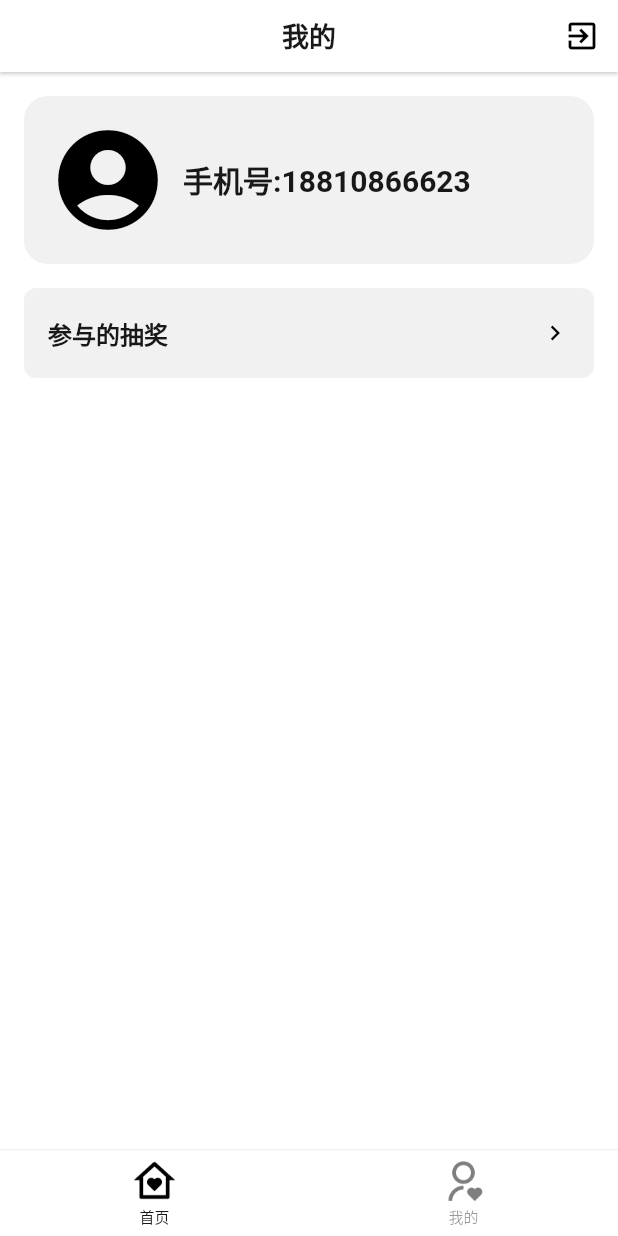
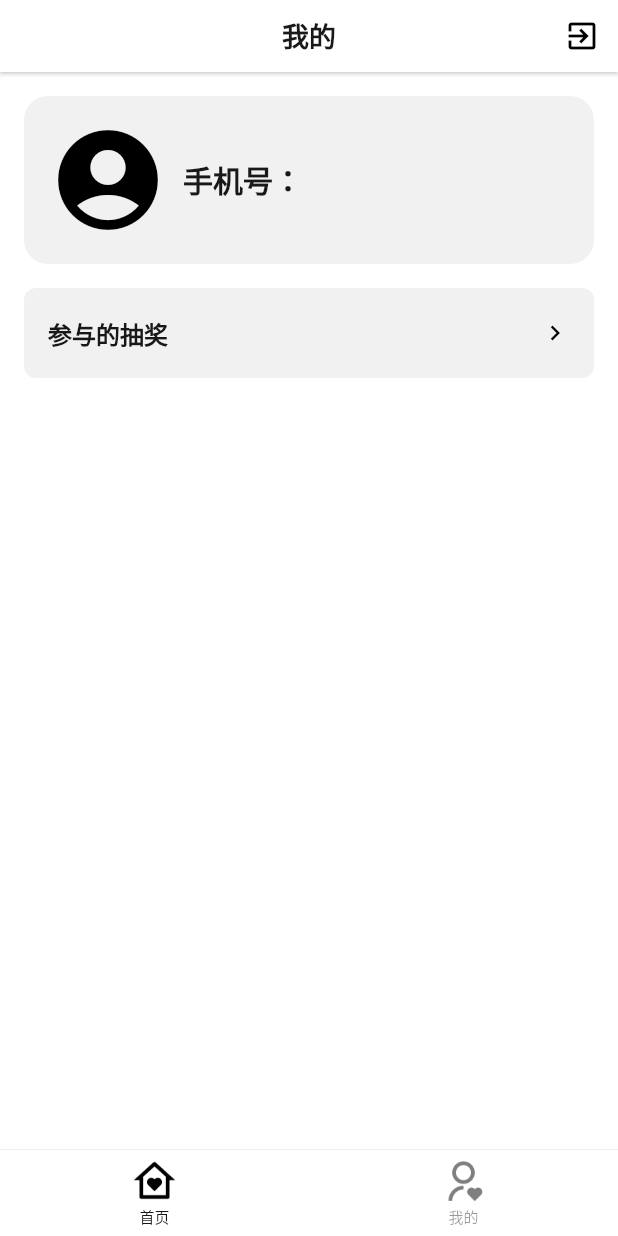
Before and after one commit to QiuGangGit/flutter_clent, a Flutter app: the screen it shows after launch, swiped to page 2, on a phone screen of 412 x 824 dp. Run offline on Flutter 3.47's test engine with Material 2 defaults, Android fonts, the phone set to English and light mode, and no system bars; our stand-ins replace cached_network_image, dio, fluttertoast, get, hive, permission_handler; accounts and stored records are empty; network calls fail; statements that could not run were skipped.

Commit message:
Update mine

```diff
--- a/lib/pages/mine.dart
+++ b/lib/pages/mine.dart
@@ -57,18 +57,18 @@ class MinePage extends StatelessWidget {
         borderRadius: BorderRadius.circular(16),
       ),
       child: Row(
-        children: const [
-          ClipOval(
+        children: [
+          const ClipOval(
             child: Icon(
               Icons.account_circle,
               size: 80,
               color: Colors.black,
             ),
           ),
-          SizedBox(width: 10),
+          const SizedBox(width: 10),
           Text(
-            "手机号:18810866623",
-            style: TextStyle(
+            "手机号：${HiveTool.getUserId()}",
+            style: const TextStyle(
               color: getTextBlack,
               fontSize: 20,
               fontWeight: getBold,
```
